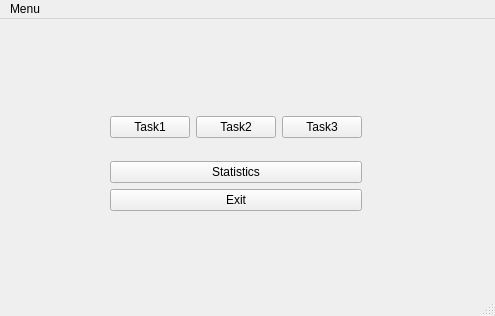
LisaRubanova/no-tre, file Client and server/ClientAndWindowsInOne/mainwindow.ui: the form before one commit.
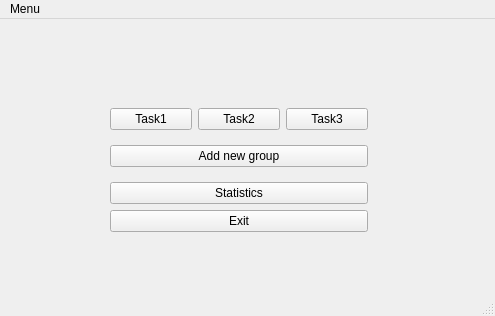
The form after the commit.

What changed in the file:
```diff
--- a/Client and server/ClientAndWindowsInOne/mainwindow.ui
+++ b/Client and server/ClientAndWindowsInOne/mainwindow.ui
@@ -19,8 +19,8 @@
      <rect>
       <x>110</x>
       <y>80</y>
-      <width>252</width>
-      <height>131</height>
+      <width>258</width>
+      <height>143</height>
      </rect>
     </property>
     <layout class="QVBoxLayout" name="verticalLayout_3">
@@ -49,6 +49,13 @@
        </item>
       </layout>
      </item>
+     <item>
+      <widget class="QPushButton" name="pushButton_new_group">
+       <property name="text">
+        <string>Add new group</string>
+       </property>
+      </widget>
+     </item>
      <item>
       <layout class="QVBoxLayout" name="verticalLayout">
        <item>
```
Left out of the diff: 2 changed lines with no effect on the pictures.
